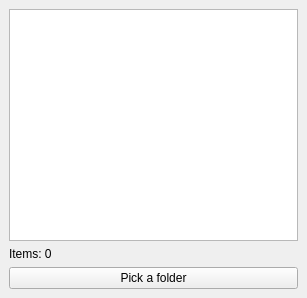
This is SuperSimpleGui/SuperSimpleMainWindow.ui in daveabramson/PythonPlayground as Qt 5 draws it before an edit. The edited form follows.
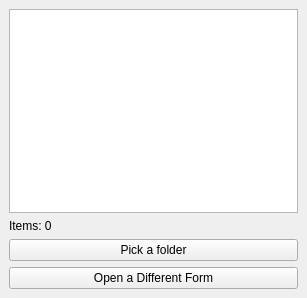
This is the edited form.

Commit message: added a modal dialog that gets created and shown on a button press

The edit to the form file:
```diff
--- a/SuperSimpleGui/SuperSimpleMainWindow.ui
+++ b/SuperSimpleGui/SuperSimpleMainWindow.ui
@@ -32,6 +32,13 @@
       </property>
      </widget>
     </item>
+    <item>
+     <widget class="QPushButton" name="btnOpenDiffForm">
+      <property name="text">
+       <string>Open a Different Form</string>
+      </property>
+     </widget>
+    </item>
    </layout>
   </widget>
  </widget>
```
The commit also changes 6 other files.
